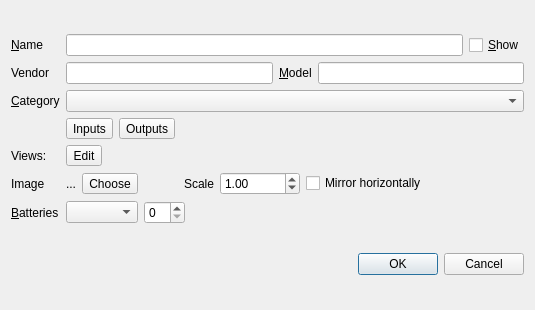
uliss/patch_scene, file device_editor.ui: the form before one commit.
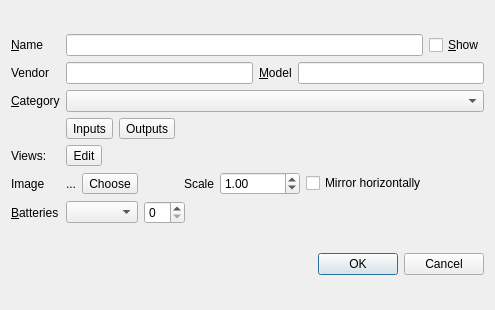
The form after the commit.

```diff
--- a/device_editor.ui
+++ b/device_editor.ui
@@ -6,7 +6,7 @@
    <rect>
     <x>0</x>
     <y>0</y>
-    <width>535</width>
+    <width>495</width>
     <height>310</height>
    </rect>
   </property>
```
Left out of the diff: 6 changed lines with no effect on the pictures.
